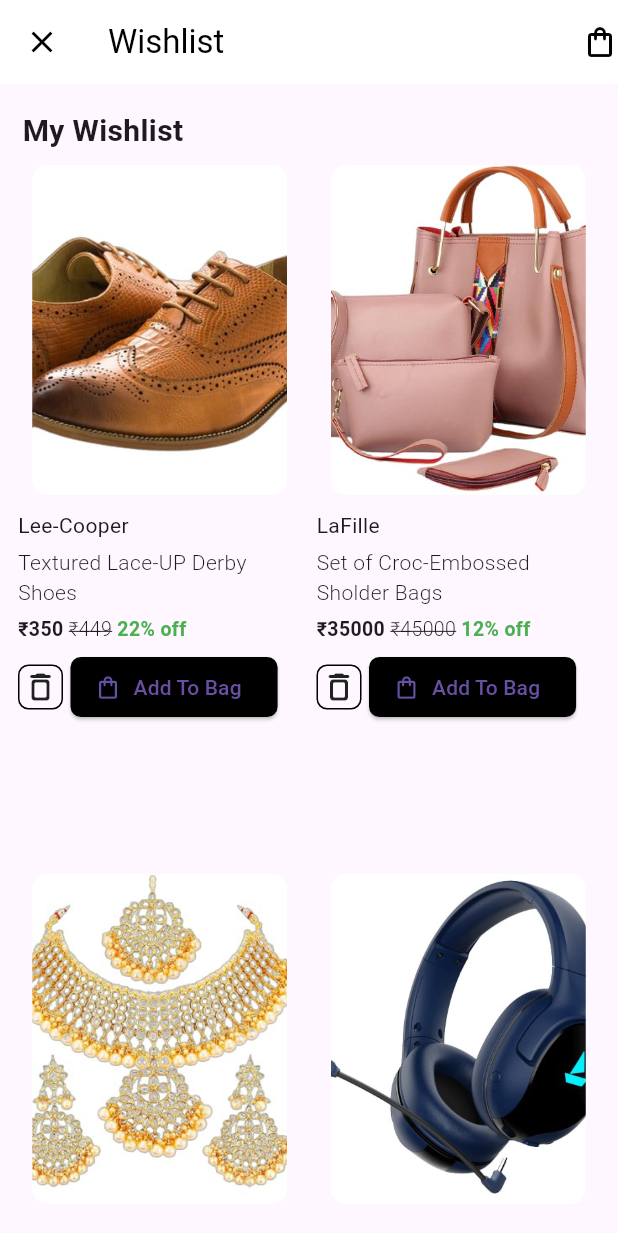
After one commit to Gokul-Gokzzz/ajioprjt, a Flutter app: the screen it shows after launch, after a tap on the "favorite outline" icon, on a phone screen of 412 x 824 dp. The commit adds this screen. Shown: the top 1233 px of the screen. Run offline on Flutter 3.47's test engine with Material 3 defaults, Android fonts, the phone set to English and light mode, and no system bars; our stand-ins replace carousel_slider, smooth_page_indicator.

Commit message:
added new

```diff
--- a/lib/screens/widgets.dart
+++ b/lib/screens/widgets.dart
@@ -1,14 +1,16 @@
 
 
+import 'package:ajio/screens/shop.dart';
+import 'package:ajio/screens/wishlist.dart';
 import 'package:carousel_slider/carousel_slider.dart';
 import 'package:flutter/material.dart';
 import 'package:smooth_page_indicator/smooth_page_indicator.dart';
 
 
 
-final _carouselController = CarouselController();
+final PageController _pageController = PageController();
 
- appBar(){
+ appBar(context){
   return  AppBar(
         title: Container(
 
@@ -31,9 +33,17 @@ final _carouselController = CarouselController();
         actions: [
            Icon(Icons.notifications_none_outlined),
            SizedBox(width: 10,),
-           Icon(Icons.favorite_outline_rounded),
-           SizedBox(width: 10,),
-           Icon(Icons.shopping_bag_outlined)
+
+            IconButton(onPressed: (){
+            Navigator.of(context).push(MaterialPageRoute(builder:(context)=>WishListScreen()));
+          },
+           icon:Icon(Icons.favorite_outline_rounded)
+           ),
+           IconButton(onPressed:(){
+            Navigator.of(context).push(MaterialPageRoute(builder:(BuildContext)=>Cart()));
+           }, icon: Icon(Icons.shopping_bag_outlined)),
+
+
         ],
 
       );
@@ -248,44 +258,11 @@ final _carouselController = CarouselController();
 
 }
 
-
-
-// Widget slide({required carouselimage,required double height}){
-//   return  CarouselSlider.builder(
-//             itemCount: carouselimage.length,
-//              itemBuilder:(context , index , realindex){
-//               final images = carouselimage[index];
-//               return Container(
-//                 width: double.infinity,
-//                 color: Colors.grey,
-//                 child: Image.asset(images , fit: BoxFit.fill,
-//                 ),
-//               );
-//              },
-//               options: CarouselOptions(
-//                 height: height,
-//                 autoPlay: true,
-//                 viewportFraction: 1,
-//                 onPageChanged: (index,reason){
-
-//                 }
-
-//               )
-//               );
-//               Positioned(
-//                 bottom: 10.0,
-//                 left: 0,
-//                 right: 0,
-//                 child: SmoothPageIndicator(
-//                   controller: ,
-//                    count: count))
-// }
-
 Widget slide({required carouselimage, required double height}) {
   return Stack(
     children: [
       CarouselSlider.builder(
-        carouselController: _carouselController,
+         carouselController: CarouselController(),
         itemCount: carouselimage.length,
         itemBuilder: (context, index, realindex) {
           final images = carouselimage[index];
@@ -303,16 +280,16 @@ Widget slide({required carouselimage, required double height}) {
           autoPlay: true,
           viewportFraction: 1,
           onPageChanged: (index, reason) {
-            // Handle page change if needed
+
           },
         ),
       ),
       Positioned(
-        bottom: 10.0, // Adjust the position as needed
+        bottom: 10.0,
         left: 150,
         right: 0,
         child: SmoothPageIndicator(
-          controller: PageController(), // Replace with your CarouselSlider controller
+          controller: _pageController,
           count: carouselimage.length,
           effect: JumpingDotEffect(
             dotColor: Colors.grey,
@@ -328,11 +305,21 @@ Widget slide({required carouselimage, required double height}) {
 
 
         ),
+
       ),
     ],
   );
 }
 
+ Widget indicator (List<String> carouselimage)=>AnimatedSmoothIndicator(
+    activeIndex: 0,
+ count: carouselimage.length,
+ effect: JumpingDotEffect(
+  dotWidth: 8,
+  dotHeight: 8,
+  activeDotColor: Colors.amber,dotColor: Colors.white
+ ),
+ );
 
 
 
@@ -483,3 +470,98 @@ exploreImage() {
     ],
   );
 }
+
+
+Widget WishlistItem(String imagePath, text1, text2, prize, mrp, off) {
+  return Column(
+    children: [
+      Container(
+        // margin: EdgeInsets.symmetric(horizontal: 5),
+        decoration: BoxDecoration(
+          borderRadius: BorderRadius.circular(10),
+        ),
+        width: 170,
+        height: 220,
+        child: ClipRRect(
+          borderRadius: BorderRadius.circular(10),
+          child: Image(
+            image: AssetImage(imagePath),
+            fit: BoxFit.cover,
+          ),
+        ),
+      ),
+      SizedBox(
+        height: 10,
+      ),
+      wishListDetail(text1, text2, prize, mrp, off)
+    ],
+  );
+}
+
+Widget wishListDetail(text1, text2, prize, mrp, off) {
+  return Column(
+    crossAxisAlignment: CrossAxisAlignment.start,
+    children: [
+      Text(text1),
+      SizedBox(
+        height: 5,
+      ),
+      Text(
+        text2,
+        style: TextStyle(fontWeight: FontWeight.w300),
+      ),
+      SizedBox(
+        height: 5,
+      ),
+      Row(
+        children: [
+          Text(
+            '₹${prize} ',
+            style: TextStyle(fontSize: 13, fontWeight: FontWeight.w600),
+          ),
+          Text(
+            '₹${mrp} ',
+            style: TextStyle(
+                decoration: TextDecoration.lineThrough,
+                fontSize: 13,
+                fontWeight: FontWeight.w300),
+          ),
+          Text(
+            '${off}% off ',
+            style: TextStyle(
+                color: Colors.green, fontSize: 13, fontWeight: FontWeight.w600),
+          ),
+        ],
+      ),
+      SizedBox(
+        height: 5,
+      ),
+      Row(
+        children: [
+          Container(
+            width: 30,
+            height: 30,
+            decoration: BoxDecoration(
+              borderRadius: BorderRadius.circular(7),
+              border: Border.all(color: Colors.black),
+            ),
+            child: Icon(Icons.delete_outline_rounded),
+          ),
+          SizedBox(
+            width: 5,
+          ),
+          ElevatedButton.icon(
+              style: ButtonStyle(
+                  shape: MaterialStatePropertyAll(RoundedRectangleBorder(
+                      borderRadius: BorderRadius.circular(7))),
+                  backgroundColor: MaterialStatePropertyAll(Colors.black)),
+              onPressed: () {},
+              icon: Icon(
+                Icons.shopping_bag_outlined,
+              ),
+              label: Text("Add To Bag"))
+        ],
+      )
+    ],
+  );
+}
--- /dev/null
+++ b/lib/screens/wishlist.dart
@@ -0,0 +1,68 @@
+import 'package:ajio/screens/widgets.dart';
+import 'package:flutter/material.dart';
+
+class WishListScreen extends StatelessWidget {
+  WishListScreen({Key? key});
+  final wishList = [
+    WishlistItem(
+        'assets/wh1.jpg', 'Lee-Cooper', 'Textured Lace-UP Derby Shoes', 350, 449, 22),
+    WishlistItem(
+        'assets/wh2.jpg', 'LaFille', 'Set of Croc-Embossed Sholder Bags', 35000, 45000, 12),
+   WishlistItem(
+    'assets/wh4.jpg', 'The Pari', 'Stone-Studed Layered Necklace', 4599, 5999, 25),
+    WishlistItem(
+        'assets/wh3.jpg', 'Pebble', 'Elite Pro Over-Ear Wirless HeadPhone', 350, 449, 22),
+  ];
+
+  @override
+  Widget build(BuildContext context) {
+    return Scaffold(
+      appBar: AppBar(
+        title: Text('Wishlist'),
+        backgroundColor: Colors.white,
+        foregroundColor: Colors.black,
+        elevation: 0,
+        leading: IconButton(
+          icon: Icon(Icons.close),
+          onPressed: () => Navigator.pop(context),
+        ),
+        actions: [
+          Icon(Icons.shopping_bag_outlined)
+        ],
+      ),
+      body: Padding(
+        padding: const EdgeInsets.all(12.0),
+        child: SingleChildScrollView(
+          child: Column(
+            crossAxisAlignment: CrossAxisAlignment.start,
+            children: [
+              Padding(
+                padding: const EdgeInsets.fromLTRB(3, 5, 0, 8),
+                child: Text(
+                  'My Wishlist',
+                  style: TextStyle(
+                    fontSize: 20,
+                    fontWeight: FontWeight.bold,
+                  ),
+                ),
+              ),
+              GridView.builder(
+                physics: NeverScrollableScrollPhysics(),
+                itemCount: wishList.length,
+                shrinkWrap: true,
+                gridDelegate: SliverGridDelegateWithFixedCrossAxisCount(
+                    childAspectRatio: 4/ 10,
+                    crossAxisCount: 2,
+                    crossAxisSpacing: 10,
+                    mainAxisSpacing: 0),
+                itemBuilder: (context, index) {
+                  return wishList[index];
+                },
+              )
+            ],
+          ),
+        ),
+      ),
+    );
+  }
+}
--- a/lib/tabs/Switch.dart
+++ b/lib/tabs/Switch.dart
@@ -7,7 +7,7 @@ class SwitchTab extends StatelessWidget {
   @override
   Widget build(BuildContext context) {
     return  Scaffold(
-      body: appBar()
+      body: appBar(context)
     );
   }
 }
--- a/lib/tabs/TRNDin.dart
+++ b/lib/tabs/TRNDin.dart
@@ -15,7 +15,7 @@ class TRNDin extends StatelessWidget {
 
   Widget build(BuildContext context) {
     return  Scaffold(
-      appBar: appBar(),
+      appBar: appBar(context),
       body: Column(
         children: [SingleChildScrollView(
           scrollDirection: Axis.horizontal,
--- a/lib/tabs/category.dart
+++ b/lib/tabs/category.dart
@@ -66,7 +66,7 @@ class Categeories extends StatelessWidget {
                           width: 90,
                           height: 90,
                         ),
-                        SizedBox(height: 0),
+
                         Text(
                           Name[index],
                           style: TextStyle(
--- a/lib/tabs/explore.dart
+++ b/lib/tabs/explore.dart
@@ -31,7 +31,7 @@ final expimg = [
   @override
   Widget build(BuildContext context) {
     return  Scaffold(
-      appBar: appBar(),
+      appBar: appBar(context),
       body:Column(
         children: [
           SingleChildScrollView(
```
Also changed, not shown: lib/screens/blank.dart (added, +19 -0 lines), lib/screens/noti.dart (added, +114 -0 lines), lib/screens/shop.dart (added, +20 -0 lines), lib/tabs/account.dart (+105 -4 lines), lib/tabs/ajihome.dart (+40 -38 lines), assets/wh1.jpg (added), assets/wh2.jpg (added), assets/wh3.jpg (added), assets/wh4.jpg (added).
